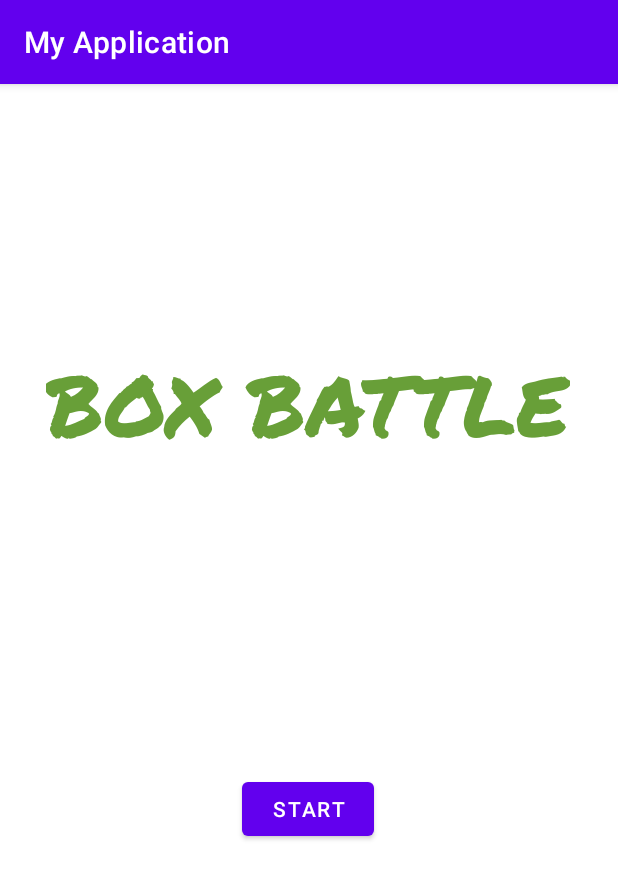
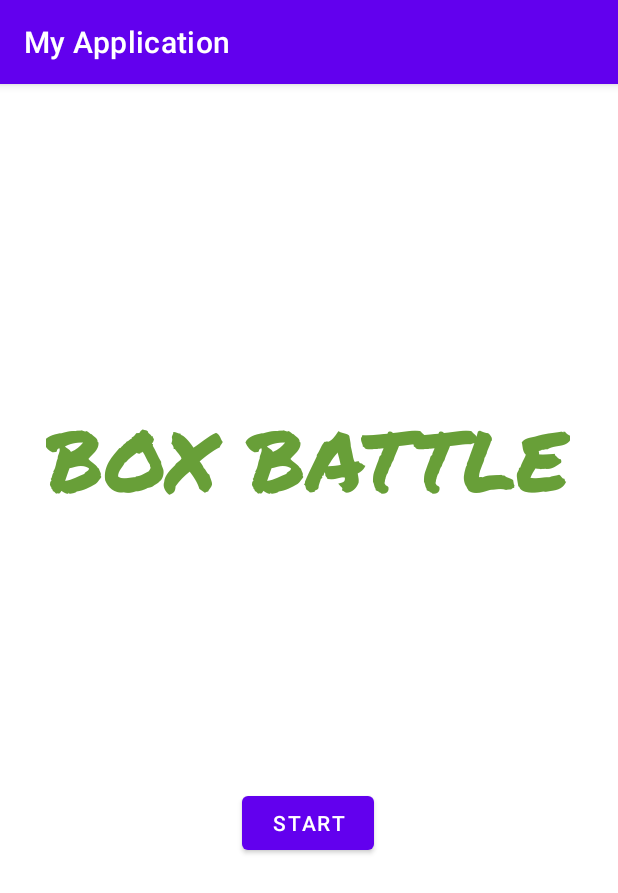
Before and after one commit to 475Group/Box-Battle, an Android app: the screen it shows after launch (StartScreen), on a phone screen of 412 x 824 dp. Shown: the top 893 px of the screen. Run offline under Robolectric (Android 15) with nearby library versions, the phone set to English and light mode, and no system bars.

Commit message:
Update StartScreen

```diff
--- a/app/src/main/AndroidManifest.xml
+++ b/app/src/main/AndroidManifest.xml
@@ -17,7 +17,7 @@
                 <category android:name="android.intent.category.LAUNCHER" />
             </intent-filter>
     </activity>
-    <activity android:name=".MainActivity"></activity>
+    <activity android:name=".MainActivity" />
 
         <meta-data
             android:name="preloaded_fonts"
--- a/app/src/main/java/com/example/myapplication/StartScreen.java
+++ b/app/src/main/java/com/example/myapplication/StartScreen.java
@@ -16,7 +16,7 @@ public class StartScreen extends AppCompatActivity {
         super.onCreate(savedInstanceState);
         setContentView(R.layout.activity_start_screen);
 
-        button = (Button) findViewById(R.id.button);
+        button = findViewById(R.id.button);
         button.setOnClickListener(new View.OnClickListener(){
             @Override
             public void onClick(View v) {
--- a/app/src/main/res/layout/activity_start_screen.xml
+++ b/app/src/main/res/layout/activity_start_screen.xml
@@ -20,7 +20,7 @@
         app:layout_constraintHorizontal_bias="0.492"
         app:layout_constraintStart_toStartOf="parent"
         app:layout_constraintTop_toTopOf="parent"
-        app:layout_constraintVertical_bias="0.251" />
+        app:layout_constraintVertical_bias="0.305" />
 
     <Button
         android:id="@+id/button"
@@ -33,7 +33,7 @@
         app:layout_constraintEnd_toEndOf="parent"
         app:layout_constraintHorizontal_bias="0.498"
         app:layout_constraintStart_toStartOf="parent"
-        app:layout_constraintTop_toTopOf="parent"
-        app:layout_constraintVertical_bias="0.638"
+        app:layout_constraintTop_toBottomOf="@+id/textView2"
+        app:layout_constraintVertical_bias="0.415"
         app:rippleColor="#020202" />
 </androidx.constraintlayout.widget.ConstraintLayout>
--- a/app/src/main/res/mipmap-anydpi-v26/ic_launcher.xml
+++ b/app/src/main/res/mipmap-anydpi-v26/ic_launcher.xml
@@ -1,5 +1,5 @@
 <?xml version="1.0" encoding="utf-8"?>
 <adaptive-icon xmlns:android="http://schemas.android.com/apk/res/android">
     <background android:drawable="@drawable/ic_launcher_background"/>
-    <foreground android:drawable="@drawable/ic_launcher_foreground"/>
+    <foreground android:drawable="@drawable/info_icon_foreground"/>
 </adaptive-icon>
--- a/app/src/main/res/mipmap-anydpi-v26/ic_launcher_round.xml
+++ b/app/src/main/res/mipmap-anydpi-v26/ic_launcher_round.xml
@@ -1,5 +1,5 @@
 <?xml version="1.0" encoding="utf-8"?>
 <adaptive-icon xmlns:android="http://schemas.android.com/apk/res/android">
     <background android:drawable="@drawable/ic_launcher_background"/>
-    <foreground android:drawable="@drawable/ic_launcher_foreground"/>
+
 </adaptive-icon>
```
